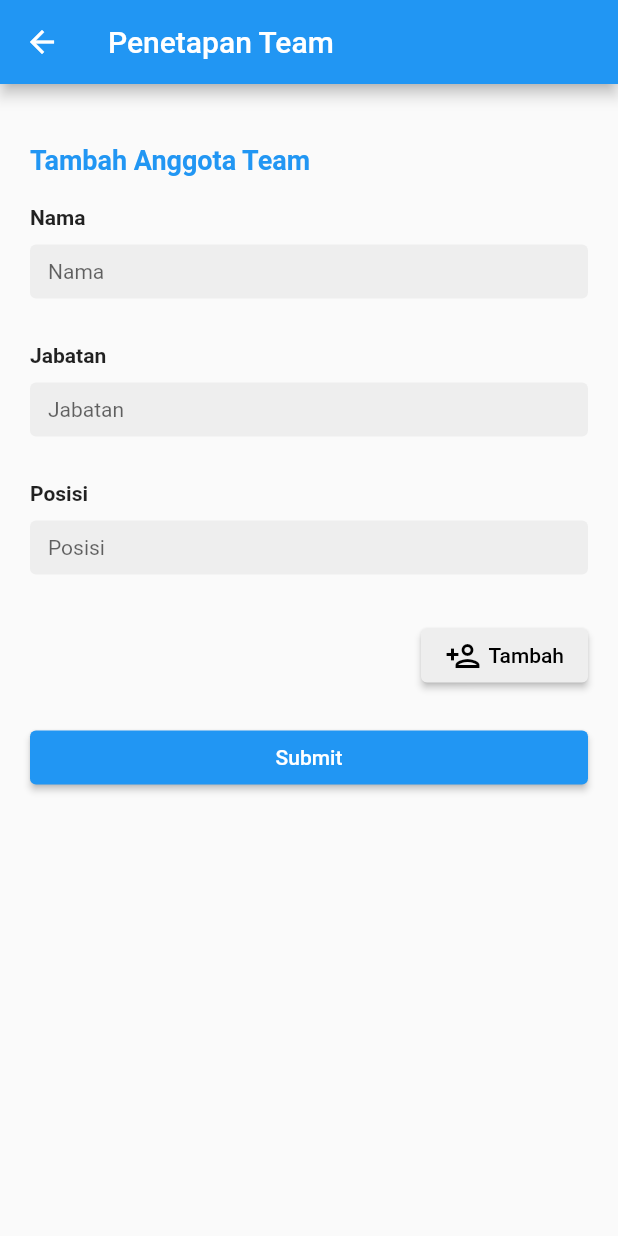
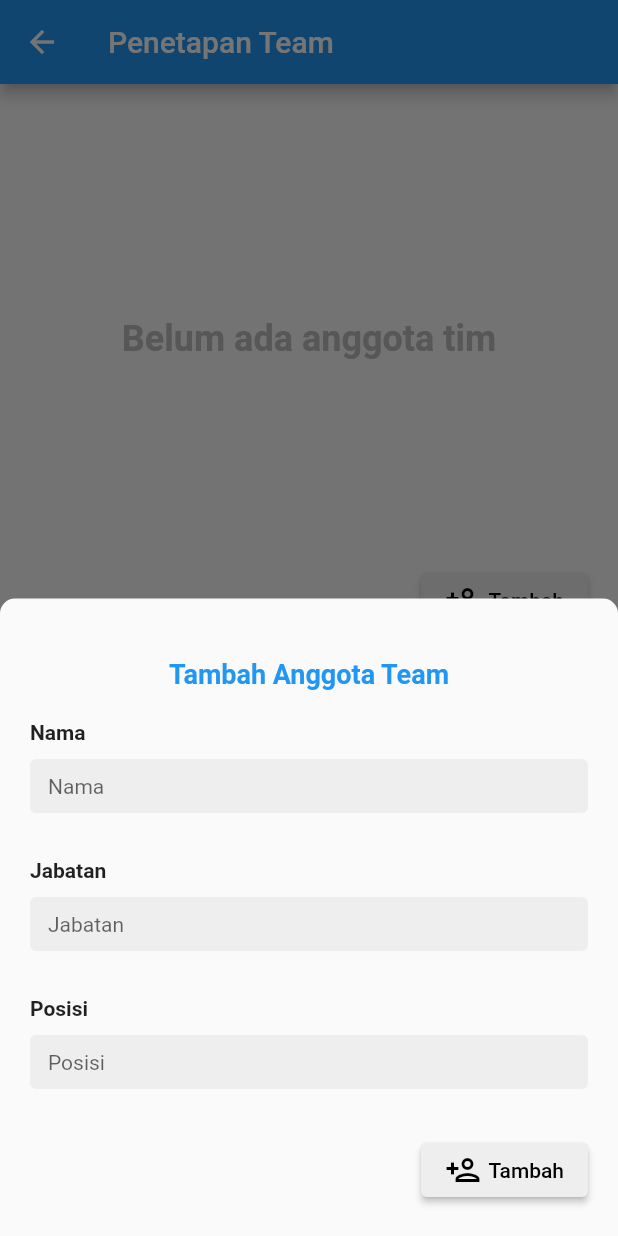
Before and after one commit to jpngeekudin/halal-chain-android, a Flutter app: the UmkmTeamAssignPage screen opened directly, after a tap on "Tambah", on a phone screen of 412 x 824 dp. Run offline on Flutter 3.47's test engine with Material 2 defaults, Android fonts, the phone set to English and light mode, and no system bars; our stand-ins replace dio, dotted_border, file_picker, flutter_secure_storage, google_fonts, logger and 1 more; accounts and stored records are empty.

Commit message:
team assign with modal

```diff
--- a/lib/pages/umkm_pages/umkm_team_assign_page.dart
+++ b/lib/pages/umkm_pages/umkm_team_assign_page.dart
@@ -23,13 +23,100 @@ class _UmkmTeamAssignPageState extends State<UmkmTeamAssignPage> {
 
   bool _loading = false;
 
-  void _addAssignment() {
+  void _openMemberModal() {
+    showModalBottomSheet(
+      context: context,
+      isScrollControlled: true,
+      shape: RoundedRectangleBorder(
+        borderRadius: BorderRadius.only(
+          topLeft: Radius.circular(10),
+          topRight: Radius.circular(10),
+        )
+      ),
+      builder: (context) {
+        return Container(
+          padding: EdgeInsets.only(
+            bottom: MediaQuery.of(context).viewInsets.bottom
+          ),
+          child: SingleChildScrollView(
+            child: Container(
+              padding: EdgeInsets.all(20),
+              child: Column(
+                mainAxisSize: MainAxisSize.min,
+                children: [
+                  SizedBox(height: 20),
+                  Text('Tambah Anggota Team', style: TextStyle(
+                    fontWeight: FontWeight.bold,
+                    fontSize: 18,
+                    color: Theme.of(context).primaryColor
+                  )),
+                  SizedBox(height: 20),
+                  getInputWrapper(
+                    label: 'Nama',
+                    input: TextFormField(
+                      controller: _namaController,
+                      decoration: getInputDecoration(label: 'Nama'),
+                      style: inputTextStyle,
+                      validator: validateRequired,
+                    ),
+                  ),
+                  getInputWrapper(
+                    label: 'Jabatan',
+                    input: TextFormField(
+                      controller: _jabatanController,
+                      decoration: getInputDecoration(label: 'Jabatan'),
+                      style: inputTextStyle,
+                      validator: validateRequired,
+                    ),
+                  ),
+                  getInputWrapper(
+                    label: 'Posisi',
+                    input: TextFormField(
+                      controller: _positionController,
+                      decoration: getInputDecoration(label: 'Posisi'),
+                      style: inputTextStyle,
+                      validator: validateRequired,
+                    ),
+                  ),
+                  Row(
+                    mainAxisAlignment: MainAxisAlignment.end,
+                    children: [
+                      ElevatedButton(
+                        child: Wrap(
+                          crossAxisAlignment: WrapCrossAlignment.center,
+                          children: [
+                            Icon(Icons.person_add_outlined, color: Colors.black),
+                            SizedBox(width: 5),
+                            Text('Tambah', style: TextStyle(
+                              color: Colors.black
+                            )),
+                          ],
+                        ),
+                        onPressed: () {
                           if (
                             _namaController.text.isEmpty ||
                             _jabatanController.text.isEmpty ||
                             _positionController.text.isEmpty
                           ) return;
 
+                          _addAssignment();
+                          Navigator.of(context).pop();
+                        },
+                        style: ElevatedButton.styleFrom(
+                          primary: Colors.grey[200],
+                        ),
+                      ),
+                    ],
+                  )
+                ],
+              ),
+            ),
+          ),
+        );
+      });
+  }
+
+  void _addAssignment() {
     final assignment = UmkmTeamAssignment(
       _namaController.text,
       _jabatanController.text,
@@ -138,39 +225,14 @@ class _UmkmTeamAssignPageState extends State<UmkmTeamAssignPage> {
                     ),
                   );
                 }),
-                SizedBox(height: 20),
-                Text('Tambah Anggota Team', style: TextStyle(
+                if (_teamAssignment.isEmpty) Container(
+                  height: 300,
+                  alignment: Alignment.center,
+                  child: Text('Belum ada anggota tim', style: TextStyle(
                     fontWeight: FontWeight.bold,
-                  fontSize: 18,
-                  color: Theme.of(context).primaryColor
+                    fontSize: 24,
+                    color: Colors.grey[400]
                   )),
-                SizedBox(height: 20),
-                getInputWrapper(
-                  label: 'Nama',
-                  input: TextFormField(
-                    controller: _namaController,
-                    decoration: getInputDecoration(label: 'Nama'),
-                    style: inputTextStyle,
-                    validator: validateRequired,
-                  ),
-                ),
-                getInputWrapper(
-                  label: 'Jabatan',
-                  input: TextFormField(
-                    controller: _jabatanController,
-                    decoration: getInputDecoration(label: 'Jabatan'),
-                    style: inputTextStyle,
-                    validator: validateRequired,
-                  ),
-                ),
-                getInputWrapper(
-                  label: 'Posisi',
-                  input: TextFormField(
-                    controller: _positionController,
-                    decoration: getInputDecoration(label: 'Posisi'),
-                    style: inputTextStyle,
-                    validator: validateRequired,
-                  ),
                 ),
                 Container(
                   margin: EdgeInsets.only(bottom: 20),
@@ -186,7 +248,7 @@ class _UmkmTeamAssignPageState extends State<UmkmTeamAssignPage> {
                         )),
                       ],
                     ),
-                    onPressed: _addAssignment,
+                    onPressed: _openMemberModal,
                     style: ElevatedButton.styleFrom(
                       primary: Colors.grey[200],
                     ),
```
Lines whose indentation alone changed are shown as unchanged.
